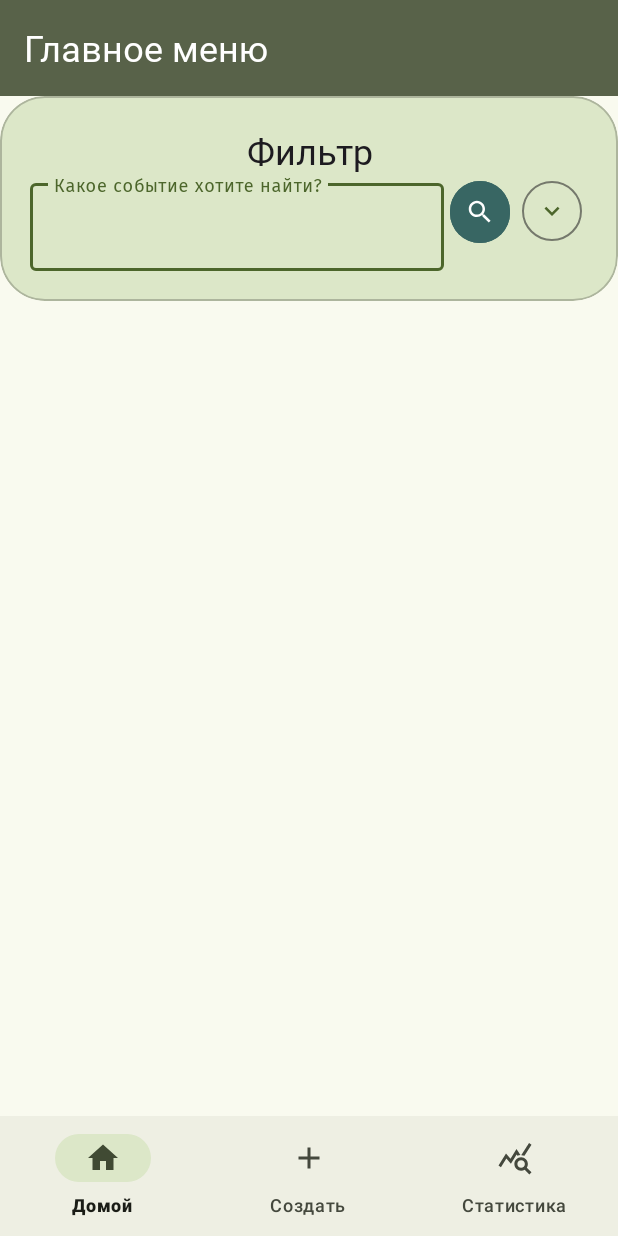
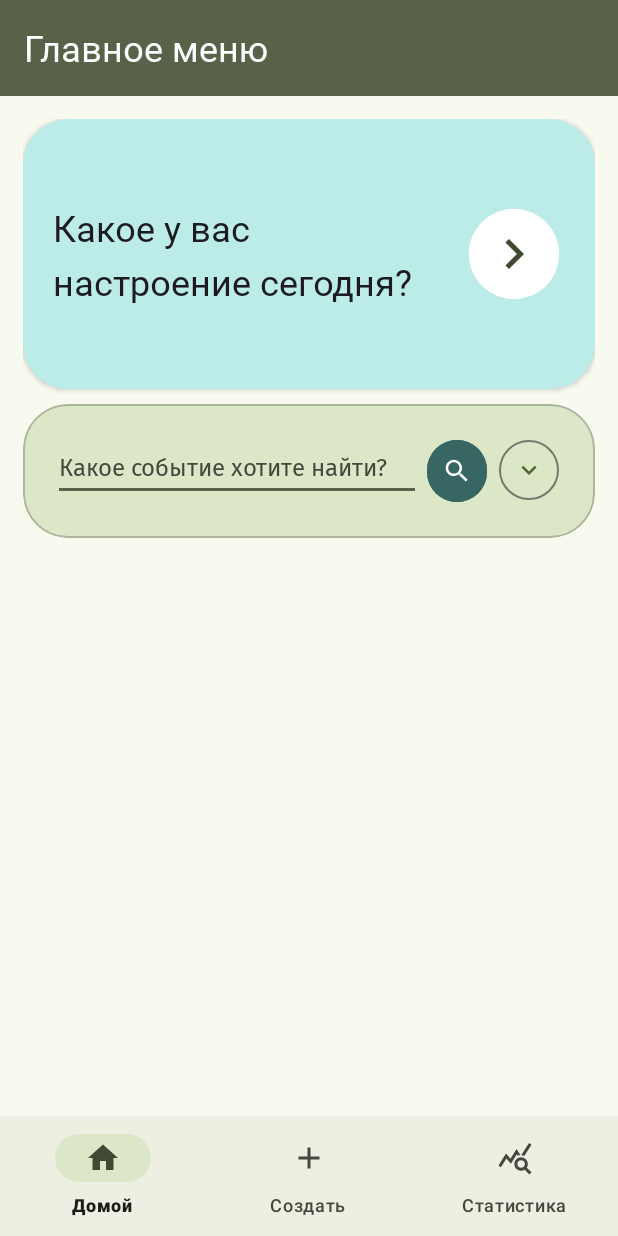
Before and after one commit to Hamjoshua/MoodNote, an Android app: the screen it shows after launch (MainActivity), on a phone screen of 412 x 824 dp. Run offline under Robolectric (Android 15) with nearby library versions, the phone set to English and light mode, and no system bars; our stand-ins replace Dagger/Hilt's generated code, Room's generated code, navigation-ui.

Commit message:
Поправлен UI, добавлена кнопка для действия в MainFragment

```diff
--- a/app/src/main/java/com/example/moodnote/ui/MainFragment.kt
+++ b/app/src/main/java/com/example/moodnote/ui/MainFragment.kt
@@ -62,7 +62,14 @@ class MainFragment : Fragment(), OnNoteElementClick {
         super.onViewCreated(view, savedInstanceState)
 
         initRView()
+        initButtons()
+    }
 
+    private fun initButtons() {
+        binding.toNoteForm.setOnClickListener {
+            val navController = findNavController()
+            navController.navigate(R.id.noteFormFragment)
+        }
     }
 
     override fun onClick(note: Note) {
--- /dev/null
+++ b/app/src/main/res/drawable/baseline_navigate_next_24.xml
@@ -0,0 +1,5 @@
+<vector android:autoMirrored="true" android:height="24dp"
+    android:tint="#000000" android:viewportHeight="24"
+    android:viewportWidth="24" android:width="24dp" xmlns:android="http://schemas.android.com/apk/res/android">
+    <path android:fillColor="@android:color/white" android:pathData="M10,6L8.59,7.41 13.17,12l-4.58,4.59L10,18l6,-6z"/>
+</vector>
--- a/app/src/main/res/layout/activity_main.xml
+++ b/app/src/main/res/layout/activity_main.xml
@@ -24,6 +24,7 @@
         android:name="androidx.navigation.fragment.NavHostFragment"
         android:layout_width="match_parent"
         android:layout_height="0dp"
+        android:layout_margin="15dp"
         app:layout_constraintTop_toBottomOf="@id/toolbar"
         app:layout_constraintBottom_toTopOf="@id/navigation"
         app:defaultNavHost="true"
--- a/app/src/main/res/layout/fragment_filter.xml
+++ b/app/src/main/res/layout/fragment_filter.xml
@@ -30,37 +30,20 @@
             android:orientation="vertical"
             android:padding="20dp">
 
-            <TextView
-                android:id="@+id/filterTitle"
+            <EditText
                 app:layout_constraintTop_toTopOf="parent"
-                style="@style/TextAppearance.MoodNote.Headline"
-                android:layout_width="match_parent"
-                android:layout_height="wrap_content"
-                android:text="Фильтр"
-                android:textAlignment="center">
-
-            </TextView>
-
-            <com.google.android.material.textfield.TextInputLayout
-                android:id="@+id/eventTextContainer"
-                app:layout_constraintTop_toBottomOf="@id/filterTitle"
                 app:layout_constraintLeft_toLeftOf="parent"
                 app:layout_constraintRight_toLeftOf="@id/applyButton"
+                style="@style/TextAppearance.Material3.SearchView"
+                android:id="@+id/eventEditText"
                 android:layout_width="0dp"
-                android:layout_height="wrap_content">
-
-                <EditText
-                    style="@style/TextAppearance.Material3.SearchView"
-                    android:id="@+id/eventEditText"
-                    android:layout_width="match_parent"
-                    android:layout_height="wrap_content"
-                    android:hint="Какое событие хотите найти?"
-                    android:inputType="text"
-                    android:textAppearance="@style/TextAppearance.MoodNote.Body" />
-            </com.google.android.material.textfield.TextInputLayout>
+                android:layout_height="wrap_content"
+                android:hint="Какое событие хотите найти?"
+                android:inputType="text"
+                android:textAppearance="@style/TextAppearance.MoodNote.Body" />
 
             <com.google.android.material.button.MaterialButton
-                app:layout_constraintTop_toBottomOf="@id/filterTitle"
+                app:layout_constraintTop_toTopOf="@id/eventEditText"
                 app:layout_constraintRight_toLeftOf="@id/accordionButton"
                 android:id="@+id/applyButton"
                 style="@style/Widget.Material3.Button.IconButton.Filled"
@@ -72,7 +55,7 @@
                 android:textAppearance="@style/TextAppearance.MoodNote.Body" />
 
             <com.google.android.material.button.MaterialButton
-                app:layout_constraintTop_toBottomOf="@id/filterTitle"
+                app:layout_constraintTop_toTopOf="@id/eventEditText"
                 app:layout_constraintRight_toRightOf="parent"
                 android:id="@+id/accordionButton"
                 style="@style/Widget.Material3.Button.IconButton.Outlined"
@@ -83,7 +66,7 @@
 
             <com.google.android.material.card.MaterialCardView
                 android:layout_marginTop="10dp"
-                app:layout_constraintTop_toBottomOf="@id/eventTextContainer"
+                app:layout_constraintTop_toBottomOf="@id/eventEditText"
                 app:cardBackgroundColor="@color/md_theme_surfaceContainerLowest"
                 android:id="@+id/filterContent"
                 android:layout_width="match_parent"
@@ -104,7 +87,8 @@
 
                     <Button
                         android:id="@+id/dateFromButton"
-
+                        android:textStyle="bold"
+                        android:textColor="@color/design_default_color_primary"
                         style="@style/Widget.AppCompat.Spinner"
                         android:layout_width="0dp"
 
@@ -128,6 +112,9 @@
 
                     <Button
                         android:id="@+id/dateToButton"
+
+                        android:textStyle="bold"
+                        android:textColor="@color/design_default_color_primary"
 
                         style="@style/Widget.AppCompat.Spinner"
                         android:layout_width="0dp"
--- a/app/src/main/res/layout/fragment_main.xml
+++ b/app/src/main/res/layout/fragment_main.xml
@@ -1,15 +1,67 @@
 <?xml version="1.0" encoding="utf-8"?>
 <androidx.constraintlayout.widget.ConstraintLayout xmlns:android="http://schemas.android.com/apk/res/android"
+    xmlns:app="http://schemas.android.com/apk/res-auto"
     xmlns:tools="http://schemas.android.com/tools"
     android:layout_width="match_parent"
     android:layout_height="match_parent"
-    xmlns:app="http://schemas.android.com/apk/res-auto"
 
     tools:context=".ui.MainFragment">
+
+
     <LinearLayout
-        android:orientation="vertical"
         android:layout_width="match_parent"
-        android:layout_height="match_parent">
+        android:layout_height="match_parent"
+        android:orientation="vertical">
+
+        <androidx.cardview.widget.CardView
+            android:layout_width="match_parent"
+            android:layout_height="wrap_content"
+            android:layout_marginBottom="10dp"
+            android:minHeight="180dp"
+            app:cardBackgroundColor="@color/md_theme_tertiaryContainer"
+            app:cardCornerRadius="30dp"
+            app:strokeColor="@color/cardview_shadow_start_color"
+            app:strokeWidth="1dp">
+
+            <androidx.constraintlayout.widget.ConstraintLayout
+                android:layout_width="match_parent"
+                android:layout_height="wrap_content"
+                android:minHeight="180dp"
+                android:paddingHorizontal="20dp">
+
+                <TextView
+                    style="@style/TextAppearance.MoodNote.Headline"
+                    android:layout_width="0dp"
+                    android:layout_height="wrap_content"
+                    android:layout_marginRight="10dp"
+                    android:gravity="left"
+                    android:text="Какое у вас настроение сегодня?"
+                    app:layout_constraintBottom_toBottomOf="parent"
+                    app:layout_constraintEnd_toStartOf="@+id/toNoteForm"
+                    app:layout_constraintRight_toLeftOf="@id/toNoteForm"
+                    app:layout_constraintStart_toStartOf="parent"
+                    app:layout_constraintTop_toTopOf="parent">
+
+                </TextView>
+
+                <com.google.android.material.button.MaterialButton
+                    android:id="@+id/toNoteForm"
+                    style="@style/Widget.Material3.Button.IconButton.Filled.Tonal"
+                    android:layout_width="wrap_content"
+                    android:layout_height="wrap_content"
+                    android:backgroundTint="@color/md_theme_onTertiary"
+
+                    app:icon="@drawable/baseline_navigate_next_24"
+                    app:iconSize="40dp"
+                    app:layout_constraintBottom_toBottomOf="parent"
+                    app:layout_constraintEnd_toEndOf="parent"
+                    app:layout_constraintTop_toTopOf="parent">
+
+                </com.google.android.material.button.MaterialButton>
+
+            </androidx.constraintlayout.widget.ConstraintLayout>
+        </androidx.cardview.widget.CardView>
+
         <androidx.fragment.app.FragmentContainerView
             android:id="@+id/fragmentContainerView"
             android:name="com.example.moodnote.ui.FilterFragment"
@@ -18,10 +70,10 @@
             tools:layout="@layout/fragment_filter" />
 
         <androidx.recyclerview.widget.RecyclerView
-            android:padding="25dp"
             android:id="@+id/noteList"
             android:layout_width="match_parent"
-            android:layout_height="wrap_content">
+            android:layout_height="wrap_content"
+            android:layout_margin="10dp">
 
         </androidx.recyclerview.widget.RecyclerView>
 
--- a/app/src/main/res/layout/fragment_note_form.xml
+++ b/app/src/main/res/layout/fragment_note_form.xml
@@ -4,7 +4,6 @@
     android:layout_width="match_parent"
     android:layout_height="match_parent"
     tools:context=".ui.NoteFormFragment"
-    android:padding="25dp"
     xmlns:app="http://schemas.android.com/apk/res-auto">
 
     <LinearLayout
@@ -88,7 +87,8 @@
         </TextView>
         <Button
             android:textAppearance="@style/TextAppearance.MoodNote.Body"
-            android:textColor="@color/white"
+            android:textStyle="bold"
+            android:textColor="@color/design_default_color_primary"
             android:id="@+id/dateButton"
             style="@style/Widget.AppCompat.Spinner.DropDown"
             android:layout_width="match_parent"
@@ -108,7 +108,6 @@
 
     <com.google.android.material.floatingactionbutton.FloatingActionButton
         android:backgroundTint="@color/md_theme_errorContainer"
-        android:layout_margin="20sp"
         android:id="@+id/removeNoteElementButton"
         android:src="@drawable/baseline_cancel_24"
         app:layout_constraintBottom_toBottomOf="parent"
```
